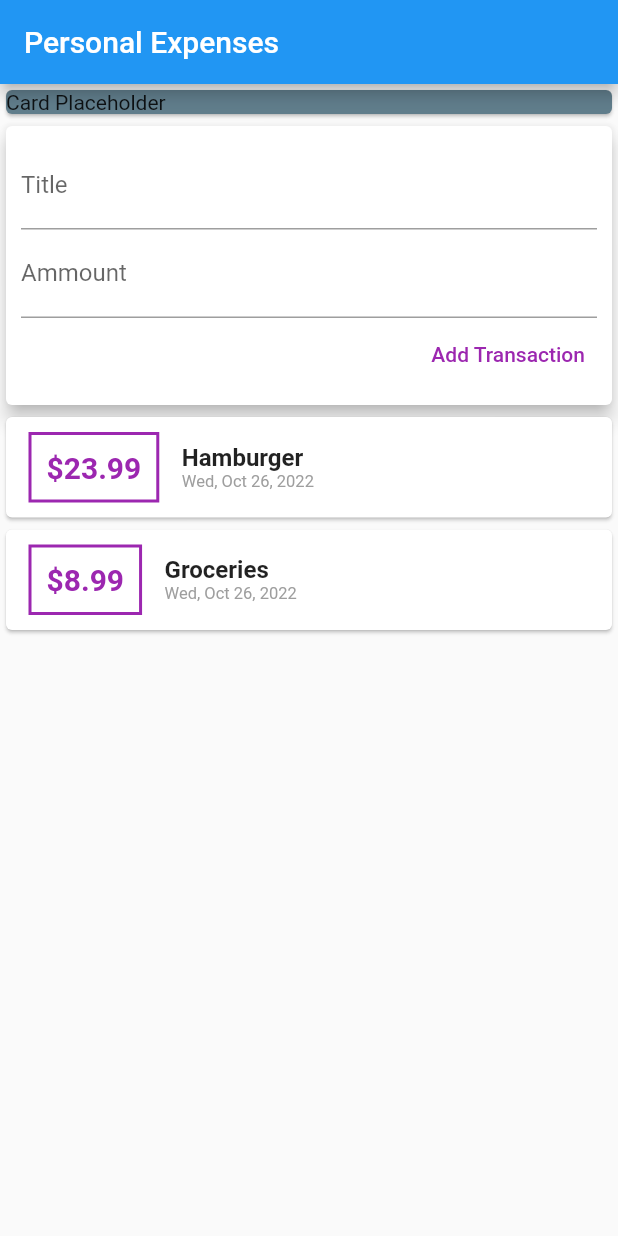
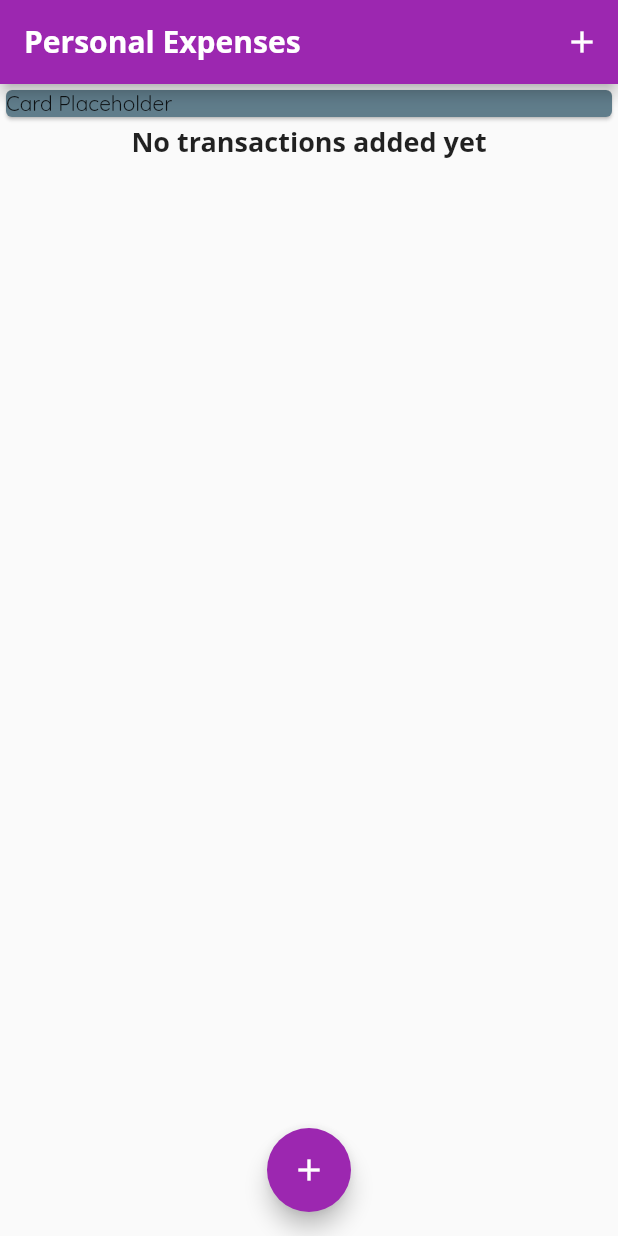
Before and after one commit to p-golba/personal_expenses, a Flutter app: the screen it shows after launch, on a phone screen of 412 x 824 dp. Run offline on Flutter 3.47's test engine with Material 2 defaults, Android fonts, the phone set to English and light mode, and no system bars; Roboto replaces fonts that are missing (Open Sans).

Commit message:
some code refactoring

```diff
--- a/lib/main.dart
+++ b/lib/main.dart
@@ -1,7 +1,8 @@
 import 'package:flutter/material.dart';
 
-import './widgets/user_transactions.dart';
-
+import './widgets/transaction_list.dart';
+import './widgets/new_transaction.dart';
+import './models/transaction.dart';
 
 void main() => runApp(const MyApp());
 
@@ -10,37 +11,114 @@ class MyApp extends StatelessWidget {
 
   @override
   Widget build(BuildContext context) {
-    return MaterialApp(title: 'Personal Expenses App', home: MyHomePage());
+    return MaterialApp(
+      title: 'Personal Expenses',
+      theme: ThemeData(
+        primarySwatch: Colors.purple,
+        fontFamily: 'Quicksand',
+        textTheme: const TextTheme(
+          headline6: TextStyle(
+            fontFamily: 'Open Sans',
+            fontWeight: FontWeight.bold,
+            fontSize: 18,
+          ),
+        ),
+        appBarTheme: const AppBarTheme(
+          titleTextStyle: TextStyle(
+            fontFamily: 'OpenSans',
+            fontSize: 20,
+            fontWeight: FontWeight.bold,
+          ),
+        ),
+      ),
+      home: const MyHomePage(),
+    );
   }
 }
 
-class MyHomePage extends StatelessWidget {
-  MyHomePage({super.key});
+class MyHomePage extends StatefulWidget {
+  const MyHomePage({super.key});
 
+  @override
+  State<MyHomePage> createState() => _MyHomePageState();
+}
+
+class _MyHomePageState extends State<MyHomePage> {
   final titleController = TextEditingController();
   final ammoutController = TextEditingController();
 
+  final List<Transaction> _userTransactions = [
+    // Transaction(
+    //   id: 't1',
+    //   title: 'Hamburger',
+    //   amount: 23.99,
+    //   date: DateTime.now(),
+    // ),
+    // Transaction(
+    //   id: 't2',
+    //   title: 'Groceries',
+    //   amount: 8.99,
+    //   date: DateTime.now(),
+    // ),
+  ];
+
+  void _addNewTransaction(String txTitle, double txAmount) {
+    final newTx = Transaction(
+      id: DateTime.now().toString(),
+      title: txTitle,
+      amount: txAmount,
+      date: DateTime.now(),
+    );
+
+    setState(() {
+      _userTransactions.add(newTx);
+    });
+  }
+
+  void _startAtNewTransaction(BuildContext ctx) {
+    showModalBottomSheet(
+      context: ctx,
+      builder: (_) {
+        return GestureDetector(
+          onTap: () {},
+          behavior: HitTestBehavior.opaque,
+          child: NewTransaction(_addNewTransaction),
+        );
+      },
+    );
+  }
 
   @override
   Widget build(BuildContext context) {
     return Scaffold(
       appBar: AppBar(
         title: const Text('Personal Expenses'),
+        actions: [
+          IconButton(
+            onPressed: () => _startAtNewTransaction(context),
+            icon: const Icon(Icons.add),
+          )
+        ],
       ),
       body: SingleChildScrollView(
         child: Column(
             mainAxisAlignment: MainAxisAlignment.start,
             crossAxisAlignment: CrossAxisAlignment.stretch,
-            children: const [
-               SizedBox(
+            children: [
+              const SizedBox(
                 width: double.infinity,
                 child: Card(
                   color: Colors.blueGrey,
                   child: Text('Card Placeholder'),
                 ),
               ),
-              UserTransactions(),
+              TransactionList(_userTransactions),
             ]),
+      ),
+      floatingActionButtonLocation: FloatingActionButtonLocation.centerFloat,
+      floatingActionButton: FloatingActionButton(
+        onPressed: () => _startAtNewTransaction(context),
+        child: const Icon(Icons.add),
       ),
     );
   }
--- a/lib/widgets/transaction_list.dart
+++ b/lib/widgets/transaction_list.dart
@@ -2,7 +2,6 @@ import 'package:flutter/material.dart';
 import 'package:intl/intl.dart';
 
 import '../models/transaction.dart';
-
 
 class TransactionList extends StatelessWidget {
   final List<Transaction> transactions;
@@ -10,8 +9,19 @@ class TransactionList extends StatelessWidget {
 
   @override
   Widget build(BuildContext context) {
-    return Column(
-      children: transactions.map((tx) {
+    return SizedBox(
+      height: 300,
+      child: transactions.isEmpty
+          ? Column(
+              children: [
+                Text(
+                  'No transactions added yet',
+                  style: Theme.of(context).textTheme.headline6,
+                ),
+              ],
+            )
+          : ListView.builder(
+              itemBuilder: (ctx, index) {
                 return Card(
                   child: Row(children: [
                     Container(
@@ -21,32 +31,28 @@ class TransactionList extends StatelessWidget {
                       ),
                       decoration: BoxDecoration(
                         border: Border.all(
-                  color: Colors.purple,
+                          color: Theme.of(context).primaryColor,
                           width: 2,
                         ),
                       ),
                       padding: const EdgeInsets.all(10),
                       child: Text(
-                '\$${tx.amount}',
-                style: const TextStyle(
-                  fontWeight: FontWeight.bold,
-                  fontSize: 20,
-                  color: Colors.purple,
-                ),
+                        '\$${transactions[index].amount.toStringAsFixed(2)}',
+                        style: Theme.of(context).textTheme.headline6,
                       ),
                     ),
                     Column(
                       crossAxisAlignment: CrossAxisAlignment.start,
                       children: [
                         Text(
-                  tx.title,
+                          transactions[index].title,
                           style: const TextStyle(
                             fontWeight: FontWeight.bold,
                             fontSize: 16,
                           ),
                         ),
                         Text(
-                  DateFormat.yMMMEd().format(tx.date),
+                          DateFormat.yMMMEd().format(transactions[index].date),
                           style: const TextStyle(
                             fontSize: 11,
                             color: Colors.grey,
@@ -56,7 +62,9 @@ class TransactionList extends StatelessWidget {
                     )
                   ]),
                 );
-      }).toList(),
+              },
+              itemCount: transactions.length,
+            ),
     );
   }
 }
--- a/lib/widgets/user_transactions.dart
+++ /dev/null
@@ -1,52 +0,0 @@
-import 'package:flutter/material.dart';
-
-import './transaction_list.dart';
-import './new_transaction.dart';
-import '../models/transaction.dart';
-
-class UserTransactions extends StatefulWidget {
-  const UserTransactions({super.key});
-
-  @override
-  State<UserTransactions> createState() => _UserTransactionsState();
-}
-
-class _UserTransactionsState extends State<UserTransactions> {
-  final List<Transaction> _userTransactions = [
-    Transaction(
-      id: 't1',
-      title: 'Hamburger',
-      amount: 23.99,
-      date: DateTime.now(),
-    ),
-    Transaction(
-      id: 't2',
-      title: 'Groceries',
-      amount: 8.99,
-      date: DateTime.now(),
-    ),
-  ];
-
-  void _addNewTransaction(String txTitle, double txAmount) {
-    final newTx = Transaction(
-      id: DateTime.now().toString(),
-      title: txTitle,
-      amount: txAmount,
-      date: DateTime.now(),
-    );
-
-    setState(() {
-      _userTransactions.add(newTx);
-    });
-  }
-
-  @override
-  Widget build(BuildContext context) {
-    return Column(
-      children: [
-        NewTransaction(_addNewTransaction),
-        TransactionList(_userTransactions),
-      ],
-    );
-  }
-}
```
Also changed, not shown: lib/widgets/new_transaction.dart (+29 -8 lines), pubspec.yaml (+11 -6 lines), assets/fonts/OpenSans-Bold.ttf (added), assets/fonts/OpenSans-Regular.ttf (added), assets/fonts/Quicksand-Bold.ttf (added), assets/fonts/Quicksand-Light.ttf (added), assets/fonts/Quicksand-Medium.ttf (added), assets/fonts/Quicksand-Regular.ttf (added), assets/images/waiting.png (added). Lines whose indentation alone changed are shown as unchanged.
